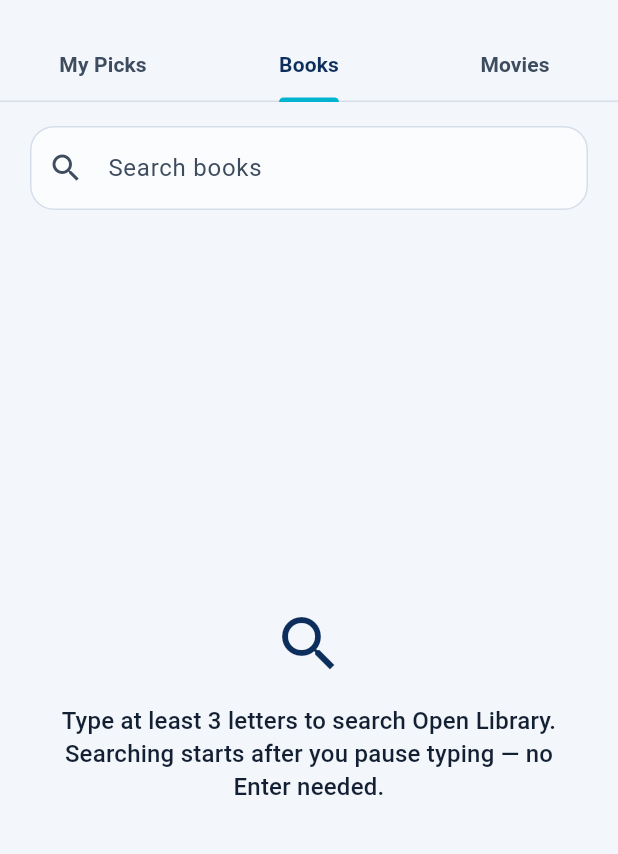
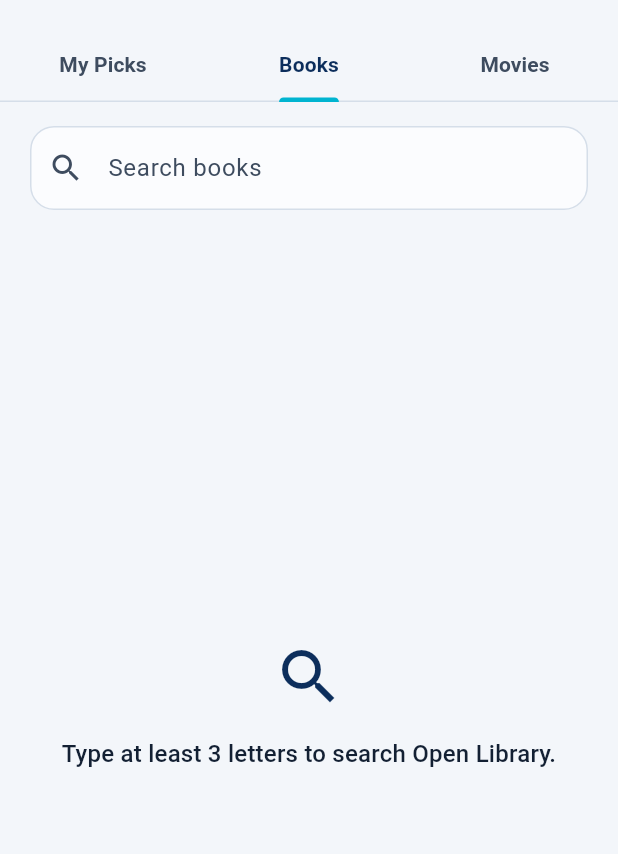
Before and after one commit to santiagocrab/remegio-profile, a Flutter app: the ShelfScreen screen opened directly, tab 2 chosen, on a phone screen of 412 x 824 dp, the part 54-908 px from its top. Run offline on Flutter 3.47's test engine with Material 3 defaults, Android fonts, the phone set to English and light mode, and no system bars; our stand-ins replace audioplayers.

Commit message:
Simplify Books search hint to the short Open Library line.

```diff
--- a/lib/screens/books_screen.dart
+++ b/lib/screens/books_screen.dart
@@ -42,8 +42,7 @@ class _BooksScreenState extends State<BooksScreen>
     super.build(context);
     return SearchPage<Book>(
       hint: 'Search books',
-      instructions:
-          'Type at least 3 letters to search Open Library. Searching starts after you pause typing — no Enter needed.',
+      instructions: 'Type at least 3 letters to search Open Library.',
       emptyMessage: 'No books found',
       search: _api.search,
       itemBuilder: (BuildContext context, Book book) =>
--- a/lib/widgets/search_page.dart
+++ b/lib/widgets/search_page.dart
@@ -132,12 +132,6 @@ class _SearchPageState<T> extends State<SearchPage<T>> {
 
   String _idleMessage() {
     if (_session.waiting) return 'Searching…';
-    final String draft = _session.draft;
-    final int need = _session.minimumLength;
-    if (draft.isNotEmpty && draft.length < need) {
-      return 'Type at least $need letters to search '
-          '(${draft.length} so far).';
-    }
     return widget.instructions;
   }
 
```
Also changed, not shown: 1 other file.
